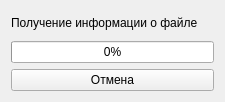
Wanket/Uni-Dubna-Commander-Qt, file Widgets/ProgressWidget/ProgressWidget.ui: the form before one commit.
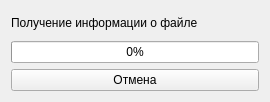
The form after the commit.

Commit message: Windows support

Patch:
```diff
--- a/Widgets/ProgressWidget/ProgressWidget.ui
+++ b/Widgets/ProgressWidget/ProgressWidget.ui
@@ -9,7 +9,7 @@
    <rect>
     <x>0</x>
     <y>0</y>
-    <width>225</width>
+    <width>270</width>
     <height>102</height>
    </rect>
   </property>
```
The commit also changes 4 other files.
